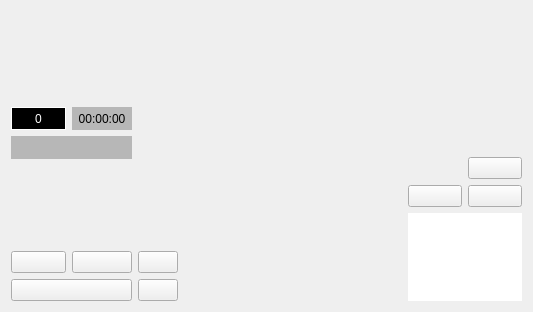
wruwami/TPCAM-M30, file EnforcementComponentWidget.ui: the form before one commit.
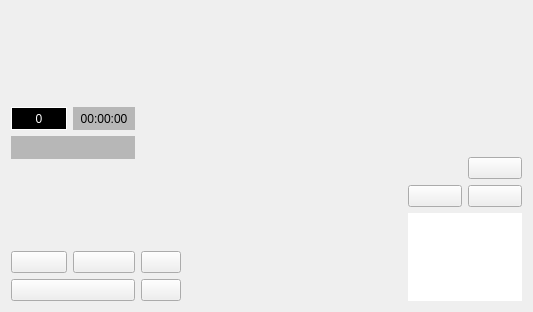
The form after the commit. Custom widgets are drawn as their Qt base class.

```diff
--- a/EnforcementComponentWidget.ui
+++ b/EnforcementComponentWidget.ui
@@ -68,13 +68,6 @@
          </property>
         </widget>
        </item>
-       <item row="4" column="3" rowspan="2">
-        <widget class="CustomLabel" name="distanceLabel">
-         <property name="text">
-          <string/>
-         </property>
-        </widget>
-       </item>
        <item row="5" column="2">
         <widget class="CustomPushButton" name="dzMinusPushButton">
          <property name="text">
@@ -132,6 +125,19 @@
          </property>
         </spacer>
        </item>
+       <item row="3" column="3">
+        <spacer name="horizontalSpacer">
+         <property name="orientation">
+          <enum>Qt::Horizontal</enum>
+         </property>
+         <property name="sizeHint" stdset="0">
+          <size>
+           <width>40</width>
+           <height>20</height>
+          </size>
+         </property>
+        </spacer>
+       </item>
       </layout>
      </item>
      <item>
```
